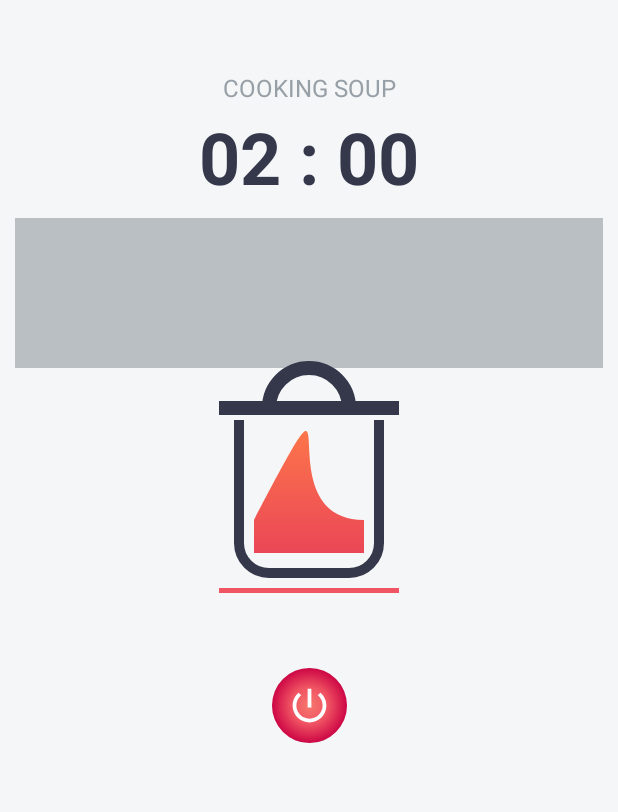
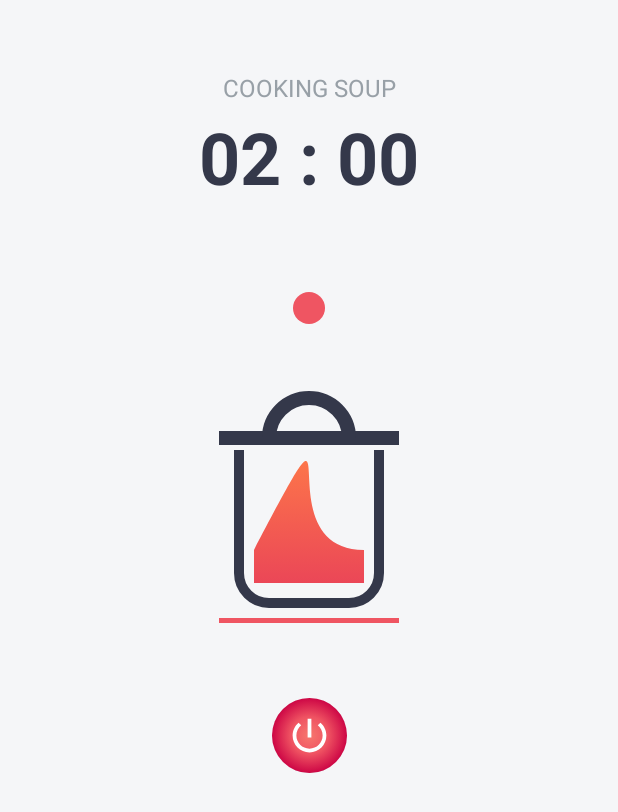
Before and after one commit to emedinaa/compose-challenge-week2, an Android app built with Jetpack Compose: the screen it shows after launch (MainActivity), on a phone screen of 412 x 824 dp. Shown: the top 812 px of the screen. Run offline under Robolectric (Android 15) with nearby library versions, the phone set to English and light mode, and no system bars.

Commit message:
Add result files:fire:

```diff
--- a/app/src/main/java/com/example/androiddevchallenge/MainActivity.kt
+++ b/app/src/main/java/com/example/androiddevchallenge/MainActivity.kt
@@ -57,13 +57,18 @@ import androidx.compose.runtime.setValue
 import androidx.compose.ui.Alignment
 import androidx.compose.ui.Modifier
 import androidx.compose.ui.draw.clip
+import androidx.compose.ui.draw.clipToBounds
 import androidx.compose.ui.draw.scale
 import androidx.compose.ui.draw.shadow
 import androidx.compose.ui.geometry.Offset
 import androidx.compose.ui.geometry.Rect
 import androidx.compose.ui.geometry.Size
+import androidx.compose.ui.graphics.Brush
+import androidx.compose.ui.graphics.Color
 import androidx.compose.ui.graphics.Path
+import androidx.compose.ui.graphics.TileMode
 import androidx.compose.ui.graphics.drawscope.Stroke
+import androidx.compose.ui.graphics.drawscope.rotate
 import androidx.compose.ui.graphics.drawscope.withTransform
 import androidx.compose.ui.platform.LocalDensity
 import androidx.compose.ui.text.style.TextAlign
@@ -71,14 +76,13 @@ import androidx.compose.ui.tooling.preview.Preview
 import androidx.compose.ui.unit.dp
 import com.example.androiddevchallenge.ui.theme.MyTheme
 import com.example.androiddevchallenge.ui.theme.darkBlue34
+import com.example.androiddevchallenge.ui.theme.gray93
 import com.example.androiddevchallenge.ui.theme.gray98
-import com.example.androiddevchallenge.ui.theme.grayTransparent
+import com.example.androiddevchallenge.ui.theme.magentaE8
 import com.example.androiddevchallenge.ui.theme.magentaEF
-import androidx.compose.ui.graphics.Brush
-import androidx.compose.ui.graphics.Color
-import androidx.compose.ui.graphics.TileMode
-import com.example.androiddevchallenge.ui.theme.magentaE8
 import com.example.androiddevchallenge.ui.theme.orangeFE
+import kotlin.math.cos
+import kotlin.math.sin
 
 const val DEFAULT_TIME = "02 : 00"
 lateinit var countDownTimer: CountDownTimer
@@ -144,9 +148,9 @@ fun View() {
             style = MaterialTheme.typography.h3,
             textAlign = TextAlign.Center
         )
-        Spacer(modifier = Modifier.size(10.dp))
-        HeaderView()
-        Spacer(modifier = Modifier.size(10.dp))
+        Spacer(modifier = Modifier.size(20.dp))
+        HeaderView(controlState)
+        Spacer(modifier = Modifier.size(20.dp))
         PotView(controlState)
         Spacer(modifier = Modifier.size(50.dp))
 
@@ -198,13 +202,50 @@ fun View() {
 }
 
 @Composable
-fun HeaderView() {
+fun HeaderView(controlState: AnimateState) {
+    val infiniteTransition = rememberInfiniteTransition()
+    val rotateTransition by infiniteTransition.animateFloat(
+        initialValue = 0f,
+        targetValue = 15f,
+        animationSpec = infiniteRepeatable(
+            animation = tween(1000, easing = FastOutLinearInEasing),
+            repeatMode = RepeatMode.Reverse
+        )
+    )
     Box(
         modifier = Modifier
             .fillMaxWidth()
-            .requiredHeight(100.dp)
-            .background(grayTransparent)
-    )
+            .requiredHeight(100.dp),
+        contentAlignment = Alignment.TopCenter
+    ) {
+
+        Canvas(
+            modifier = Modifier
+                .fillMaxSize()
+                .clipToBounds()
+        ) {
+            val centerH = Pair(size.width / 2, -100f)
+            val radius = 400
+            drawCircle(magentaEF, 16f)
+            rotate(
+                degrees = when (controlState) {
+                    AnimateState.START -> rotateTransition
+                    AnimateState.STOP -> 0f
+                },
+                Offset((size.width / 2), -100f)
+            ) {
+                for (angle in 15..360 step 15) {
+                    drawCircle(
+                        gray93, 10f,
+                        Offset(
+                            centerH.first + (radius * cos(Math.toRadians(angle.toDouble())).toFloat()),
+                            centerH.second + radius * sin(Math.toRadians(angle.toDouble())).toFloat()
+                        )
+                    )
+                }
+            }
+        }
+    }
 }
 
 @Composable
@@ -220,7 +261,6 @@ fun PotView(controlState: AnimateState) {
         Fire(controlState)
     }
 }
-
 
 @Composable
 fun Pot(controlState: AnimateState) {
@@ -263,19 +303,21 @@ fun Pot(controlState: AnimateState) {
             val radius = 30f
             val borderPath = Path().apply {
                 moveTo(startBorderX, 0f)
-                lineTo(startBorderX, canvasHeight - radius * 2)//-40f
+                lineTo(startBorderX, canvasHeight - radius * 2) // -40f
                 arcTo(
                     Rect(
                         startBorderX, canvasHeight - radius * 2,
                         startBorderX + radius * 2, canvasHeight
-                    ), 180f, -90f, false
+                    ),
+                    180f, -90f, false
                 )
                 lineTo(canvasWidth - (radius * 2 + 20f), canvasHeight)
                 arcTo(
                     Rect(
                         canvasWidth - (radius * 2 + 20f), canvasHeight - radius * 2,
                         canvasWidth - 20f, canvasHeight
-                    ), 90f, -90f, false
+                    ),
+                    90f, -90f, false
                 )
                 lineTo(canvasWidth - 20f, 0f)
             }
@@ -392,7 +434,8 @@ fun Fire(controlState: AnimateState) {
                 when (controlState) {
                     AnimateState.START -> scaleX
                     AnimateState.STOP -> 1f
-                }, 1f
+                },
+                1f
             )
             .background(magentaEF)
     )
```
Also changed, not shown: 4 other files.
